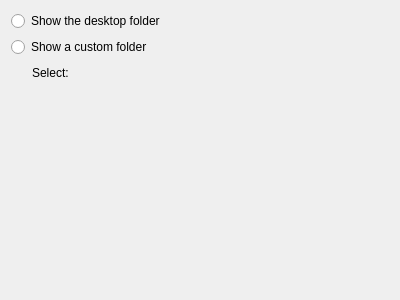
First picture: the form in plasma/applets/folderview/folderviewConfig.ui, repository KDE/kde-baseapps, before the edit.
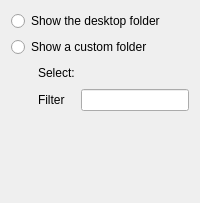
Second picture: the form after the edit. Custom widgets are drawn as their Qt base class.

Commit message: Add file-filter feature to enable the user to have an office-folderview, a picture-folderview etc. TODO: Add tag-filtering to allow project-folderviews

```diff
--- a/plasma/applets/folderview/folderviewConfig.ui
+++ b/plasma/applets/folderview/folderviewConfig.ui
@@ -1,32 +1,28 @@
 <ui version="4.0" >
  <class>folderviewConfig</class>
  <widget class="QWidget" name="folderviewConfig" >
-  <property name="geometry" >
-   <rect>
-    <x>0</x>
-    <y>0</y>
-    <width>400</width>
-    <height>300</height>
-   </rect>
+  <property name="sizePolicy" >
+   <sizepolicy vsizetype="Expanding" hsizetype="Expanding" >
+    <horstretch>0</horstretch>
+    <verstretch>0</verstretch>
+   </sizepolicy>
   </property>
-  <layout class="QVBoxLayout" name="verticalLayout" >
-   <item>
+  <layout class="QGridLayout" name="gridLayout" >
+   <item row="0" column="0" colspan="3" >
     <widget class="QRadioButton" name="showDesktopFolder" >
      <property name="text" >
       <string>Show the desktop folder</string>
      </property>
     </widget>
    </item>
-   <item>
+   <item row="1" column="0" colspan="3" >
     <widget class="QRadioButton" name="showCustomFolder" >
      <property name="text" >
       <string>Show a custom folder</string>
      </property>
     </widget>
    </item>
-   <item>
-    <layout class="QHBoxLayout" name="horizontalLayout" >
-     <item>
+   <item row="2" column="0" >
       <spacer name="spacer2" >
        <property name="orientation" >
         <enum>Qt::Horizontal</enum>
@@ -42,7 +38,7 @@
        </property>
       </spacer>
      </item>
-     <item>
+   <item row="2" column="1" >
       <widget class="QLabel" name="selectLabel" >
        <property name="sizePolicy" >
         <sizepolicy vsizetype="Preferred" hsizetype="Minimum" >
@@ -58,7 +54,7 @@
        </property>
       </widget>
      </item>
-     <item>
+   <item row="2" column="2" >
       <widget class="KUrlRequester" name="lineEdit" >
        <property name="sizePolicy" >
         <sizepolicy vsizetype="Preferred" hsizetype="Expanding" >
@@ -68,9 +64,24 @@
        </property>
       </widget>
      </item>
-    </layout>
+   <item row="3" column="1" >
+    <widget class="QLabel" name="filterLabel" >
+     <property name="text" >
+      <string>Filter</string>
+     </property>
+    </widget>
    </item>
-   <item>
+   <item row="3" column="2" >
+    <widget class="QLineEdit" name="filterFiles" >
+     <property name="toolTip" >
+      <string>Space-separated list of extensions, e.g. *.txt * .od*</string>
+     </property>
+     <property name="whatsThis" >
+      <string>Space-separated list of extensions, e.g. *.txt * .od* to display only office- and text-files</string>
+     </property>
+    </widget>
+   </item>
+   <item row="4" column="2" >
     <spacer name="spacer1" >
      <property name="orientation" >
       <enum>Qt::Vertical</enum>
```
Left out of the diff: 2 changed lines with no effect on the pictures. Lines whose indentation alone changed are shown as unchanged. The commit also changes 2 other files.
